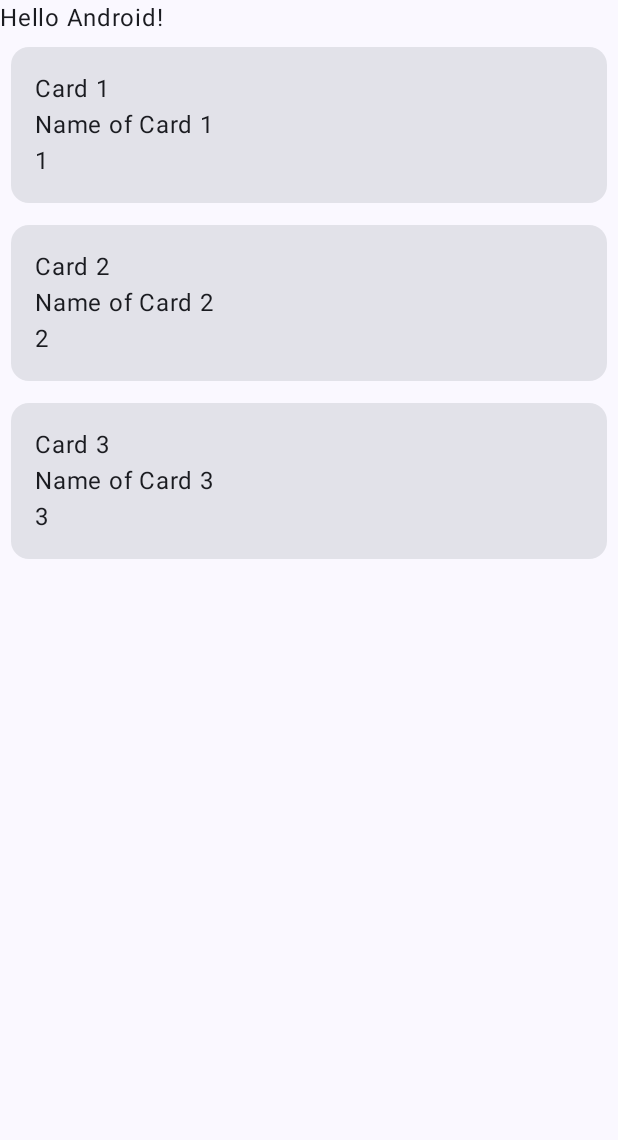
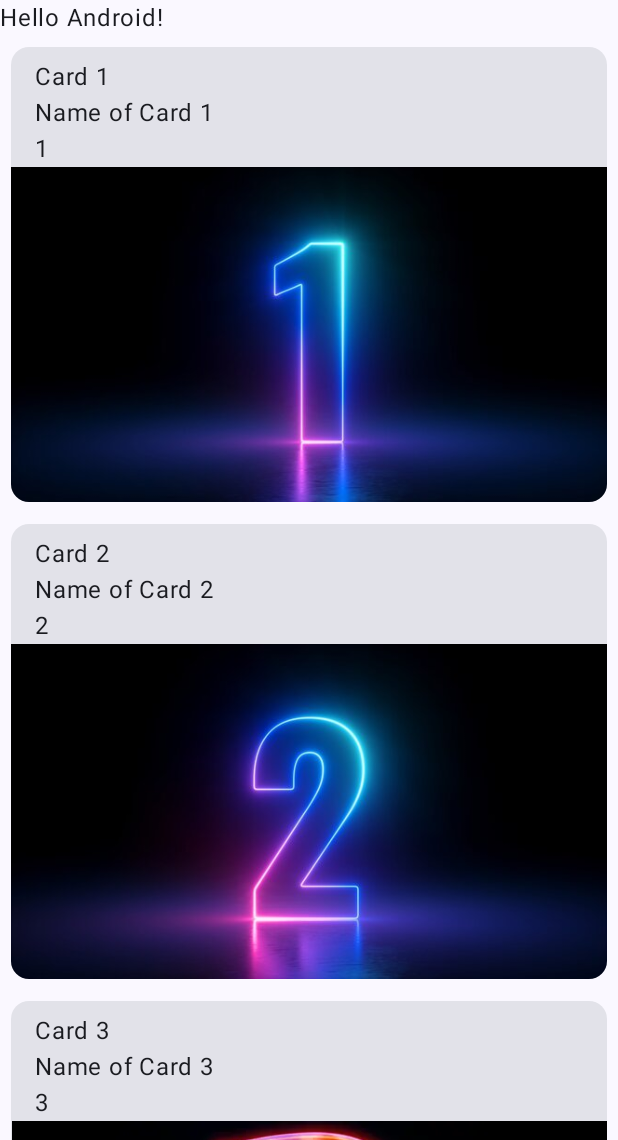
Before and after one commit to Enrico-100/cards-storage, an Android app built with Jetpack Compose: the screen it shows after launch (MainActivity), on a phone screen of 412 x 824 dp, the part 96-1236 px from its top. Run offline under Robolectric (Android 15) with nearby library versions, the phone set to English and light mode, and no system bars.

Commit message:
added pictures to cards

```diff
--- a/app/src/main/java/com/example/cards_app/Card.kt
+++ b/app/src/main/java/com/example/cards_app/Card.kt
@@ -4,4 +4,5 @@ data class Card(
     val number: Int,
     val name: String,
     val nameOfCard: String,
+    val picture: Int,
 )
--- a/app/src/main/java/com/example/cards_app/MainActivity.kt
+++ b/app/src/main/java/com/example/cards_app/MainActivity.kt
@@ -4,7 +4,7 @@ import android.os.Bundle
 import androidx.activity.ComponentActivity
 import androidx.activity.compose.setContent
 import androidx.activity.enableEdgeToEdge
-import androidx.compose.foundation.background
+import androidx.compose.foundation.Image
 import androidx.compose.foundation.layout.Box
 import androidx.compose.foundation.layout.Column
 import androidx.compose.foundation.layout.fillMaxSize
@@ -30,7 +30,7 @@ import androidx.compose.runtime.mutableStateOf
 import androidx.compose.runtime.remember
 import androidx.compose.runtime.setValue
 import androidx.compose.ui.Modifier
-import androidx.compose.ui.graphics.Color
+import androidx.compose.ui.res.painterResource
 import androidx.compose.ui.tooling.preview.Preview
 import androidx.compose.ui.unit.dp
 import com.example.cards_app.ui.theme.Cards_appTheme
@@ -41,10 +41,10 @@ class MainActivity : ComponentActivity() {
         super.onCreate(savedInstanceState)
         enableEdgeToEdge()
 
-        val cards = mutableListOf<Card>(
-            Card(1, "Card 1", "Name of Card 1"),
-            Card(2, "Card 2", "Name of Card 2"),
-            Card(3, "Card 3", "Name of Card 3"),
+        val cards = mutableListOf(
+            Card(1, "Card 1", "Name of Card 1", R.drawable.num_1),
+            Card(2, "Card 2", "Name of Card 2", R.drawable.num_2),
+            Card(3, "Card 3", "Name of Card 3", R.drawable.num_3),
         )
 
         setContent {
@@ -139,14 +139,29 @@ fun Greeting(name: String, modifier: Modifier = Modifier) {
 @Composable
 fun Cards(card: Card) {
     Card(
-        modifier = Modifier.padding(7.dp).fillMaxSize()
+        modifier = Modifier
+            .fillMaxSize()
+            .padding(7.dp)
     ) {
-        Column(
-            modifier = Modifier.padding(16.dp)
-        ) {
-            Text(text = card.name)
-            Text(text = card.nameOfCard)
-            Text(text = card.number.toString())
+        Column {
+            Text(
+                text = card.name,
+                modifier = Modifier.padding(start = 16.dp)
+                    .padding(top = 8.dp)
+            )
+            Text(
+                text = card.nameOfCard,
+                modifier = Modifier.padding(start = 16.dp)
+            )
+            Text(
+                text = card.number.toString(),
+                modifier = Modifier.padding(start = 16.dp)
+            )
+            Image(
+                painter = painterResource(id = card.picture),
+                contentDescription = "image of number "+card.number.toString(),
+                modifier = Modifier.fillMaxSize()
+            )
         }
     }
 }
```
Also changed, not shown: app/src/main/res/drawable/num_1.png (added), app/src/main/res/drawable/num_2.png (added), app/src/main/res/drawable/num_3.png (added).
